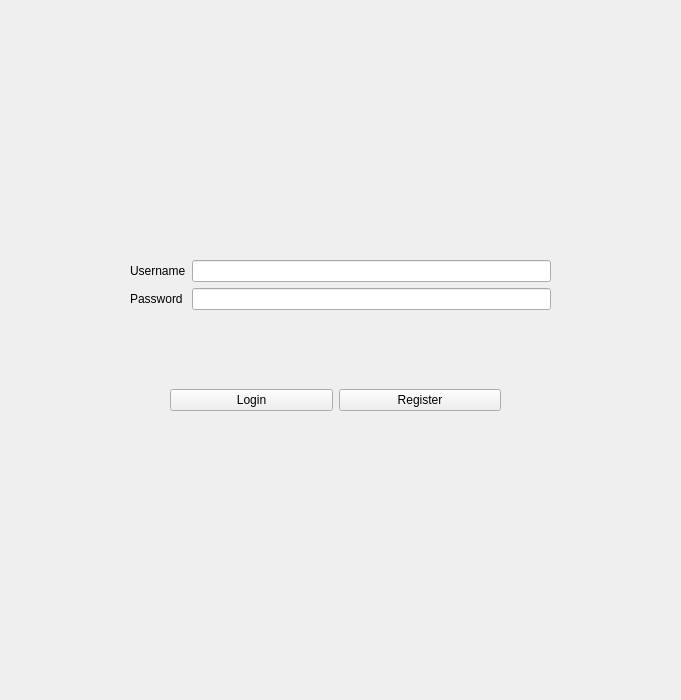
Old version of the form ui/LoginFrame.ui in the repository PPetermeier/2021_SoSe_Projekt_Gruppe_12.
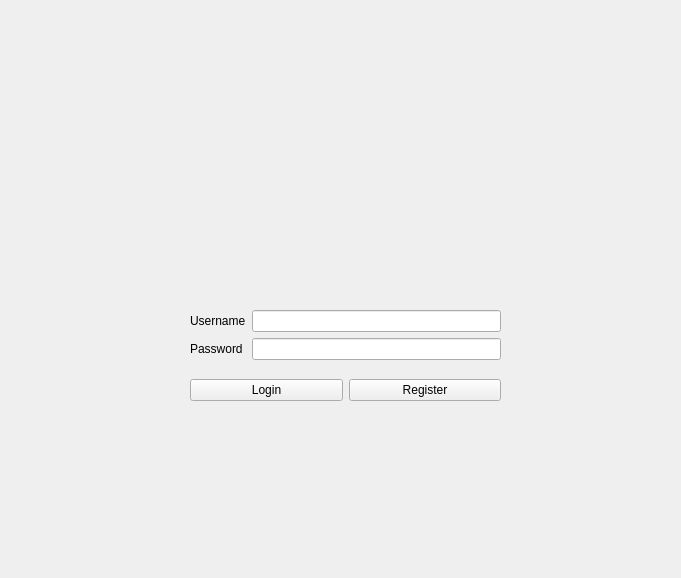
New version of the form. Icons and pictures are not drawn.

Commit message: Haushaltsplaner Logo auf Loginseite eingefügt

The edit to the form file:
```diff
--- a/ui/LoginFrame.ui
+++ b/ui/LoginFrame.ui
@@ -1,17 +1,25 @@
 <?xml version="1.0" encoding="UTF-8"?>
 <ui version="4.0">
- <class>Form</class>
- <widget class="QWidget" name="Form">
+ <class>Login</class>
+ <widget class="QWidget" name="Login">
+  <property name="geometry">
+   <rect>
+    <x>0</x>
+    <y>0</y>
+    <width>681</width>
+    <height>578</height>
+   </rect>
+  </property>
   <property name="windowTitle">
    <string>Form</string>
   </property>
   <widget class="QWidget" name="formLayoutWidget">
    <property name="geometry">
     <rect>
-     <x>130</x>
-     <y>260</y>
-     <width>421</width>
-     <height>82</height>
+     <x>190</x>
+     <y>310</y>
+     <width>311</width>
+     <height>52</height>
     </rect>
    </property>
    <layout class="QFormLayout" name="formLayout">
@@ -33,17 +41,21 @@
      </widget>
     </item>
     <item row="1" column="1">
-     <widget class="QLineEdit" name="pass_edit"/>
+     <widget class="QLineEdit" name="pass_edit">
+      <property name="echoMode">
+       <enum>QLineEdit::Password</enum>
+      </property>
+     </widget>
     </item>
    </layout>
   </widget>
   <widget class="QWidget" name="gridLayoutWidget">
    <property name="geometry">
     <rect>
-     <x>170</x>
-     <y>360</y>
-     <width>331</width>
-     <height>80</height>
+     <x>190</x>
+     <y>370</y>
+     <width>311</width>
+     <height>41</height>
     </rect>
    </property>
    <layout class="QGridLayout" name="gridLayout">
@@ -63,6 +75,22 @@
     </item>
    </layout>
   </widget>
+  <widget class="QLabel" name="Logo">
+   <property name="geometry">
+    <rect>
+     <x>150</x>
+     <y>80</y>
+     <width>401</width>
+     <height>201</height>
+    </rect>
+   </property>
+   <property name="styleSheet">
+    <string notr="true">image: url(:/newPrefix/logo_large.png);</string>
+   </property>
+   <property name="text">
+    <string/>
+   </property>
+  </widget>
  </widget>
  <resources/>
  <connections/>
```
Left out of the diff: 12 changed lines with no effect on the pictures. The commit also changes 6 other files.
